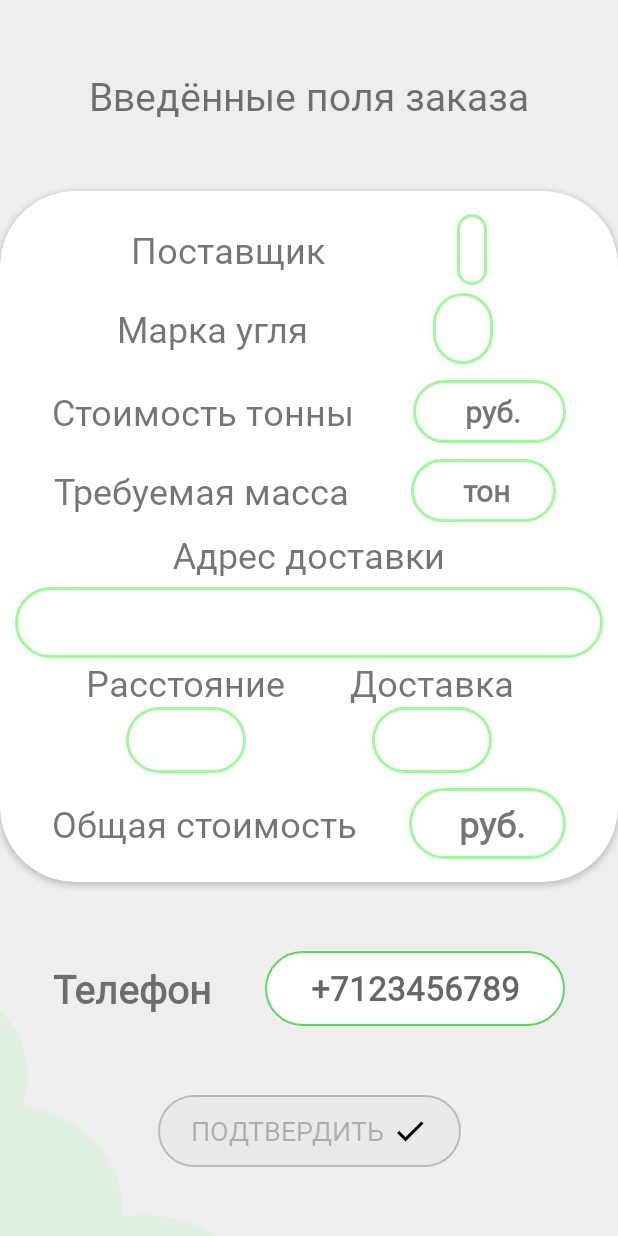
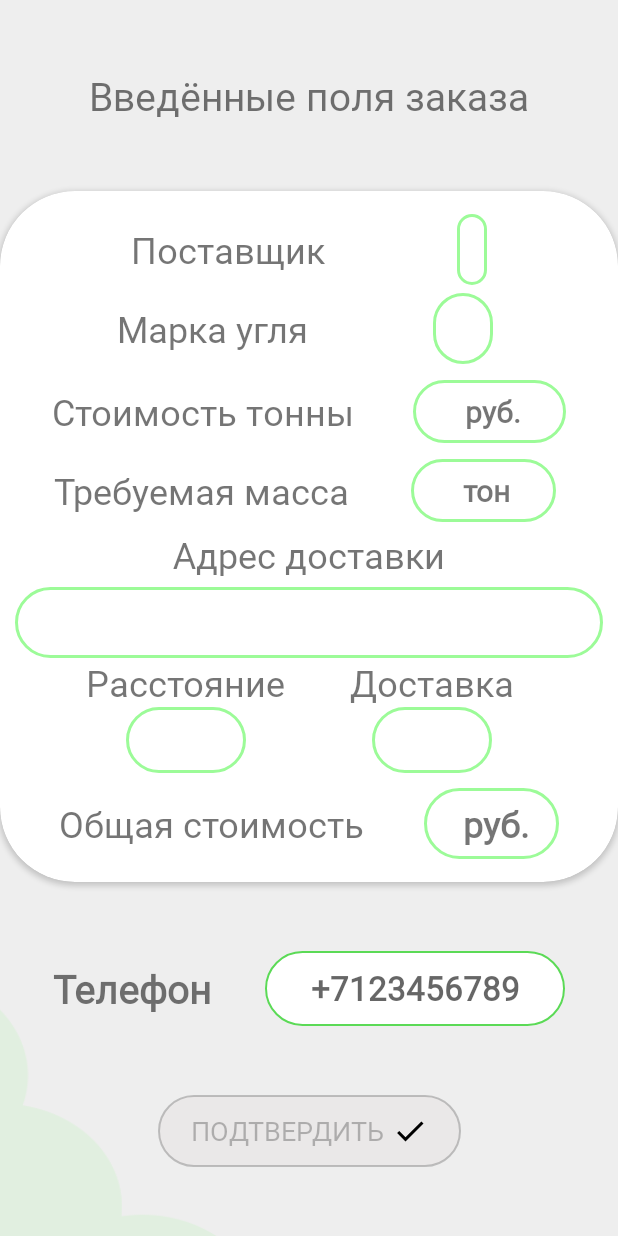
Before and after one commit to Tuhtarov/Ugolek, an Android app: the ConfirmActivity screen opened directly, with no data from a screen before it, on a phone screen of 412 x 824 dp. Run offline under Robolectric (Android 15) with nearby library versions, the phone set to English and light mode, and no system bars; our stand-ins replace RxJava; libraries missing offline, so code that uses them is left out: com.jakewharton.rxbinding4; 1 statement that could not run was skipped.

Commit message:
Ugolek 2.0 | Realized

```diff
--- a/app/src/main/res/layout/activity_confirm.xml
+++ b/app/src/main/res/layout/activity_confirm.xml
@@ -298,7 +298,7 @@
                 android:layout_marginTop="10dp"
                 android:layout_marginBottom="15dp"
                 android:paddingVertical="7dp"
-                android:paddingHorizontal="27dp"
+                android:paddingHorizontal="20dp"
                 android:gravity="center"
                 android:fontFamily="@font/russian_road"
                 android:textSize="24sp"
--- a/app/src/main/res/layout/activity_main.xml
+++ b/app/src/main/res/layout/activity_main.xml
@@ -330,7 +330,7 @@
 
     <TextView
         android:id="@+id/field_allPrice"
-        android:layout_width="150dp"
+        android:layout_width="130dp"
         android:layout_height="40dp"
         android:background="@drawable/bg_field_main_activity"
         android:gravity="center"
```
Also changed, not shown: app/src/main/java/com/example/myapplication/MainActivity.kt (+21 -10 lines).
